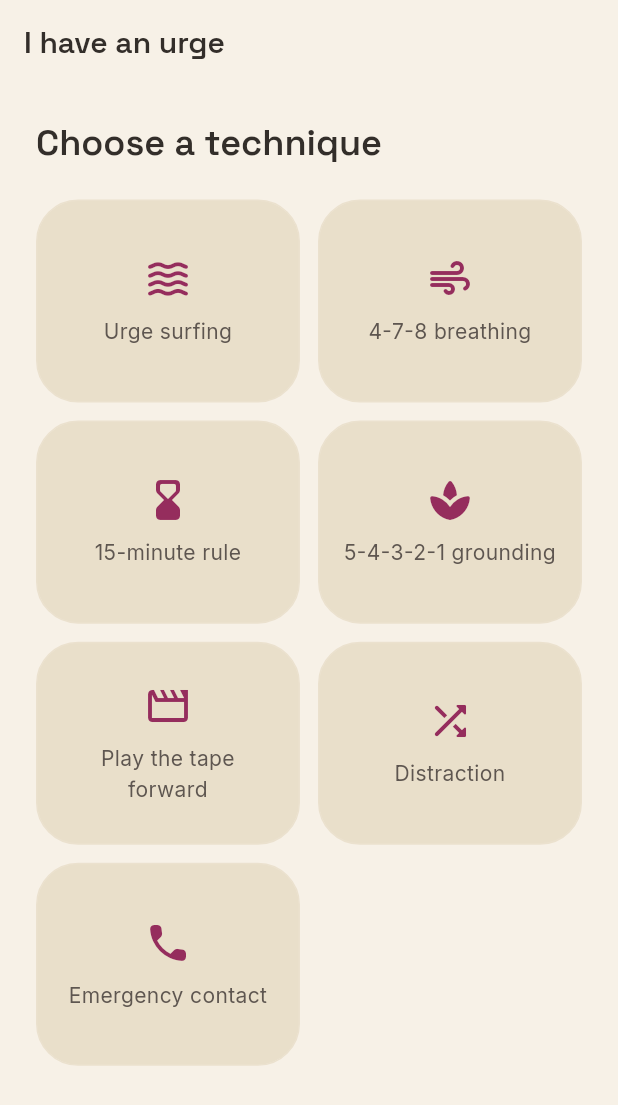
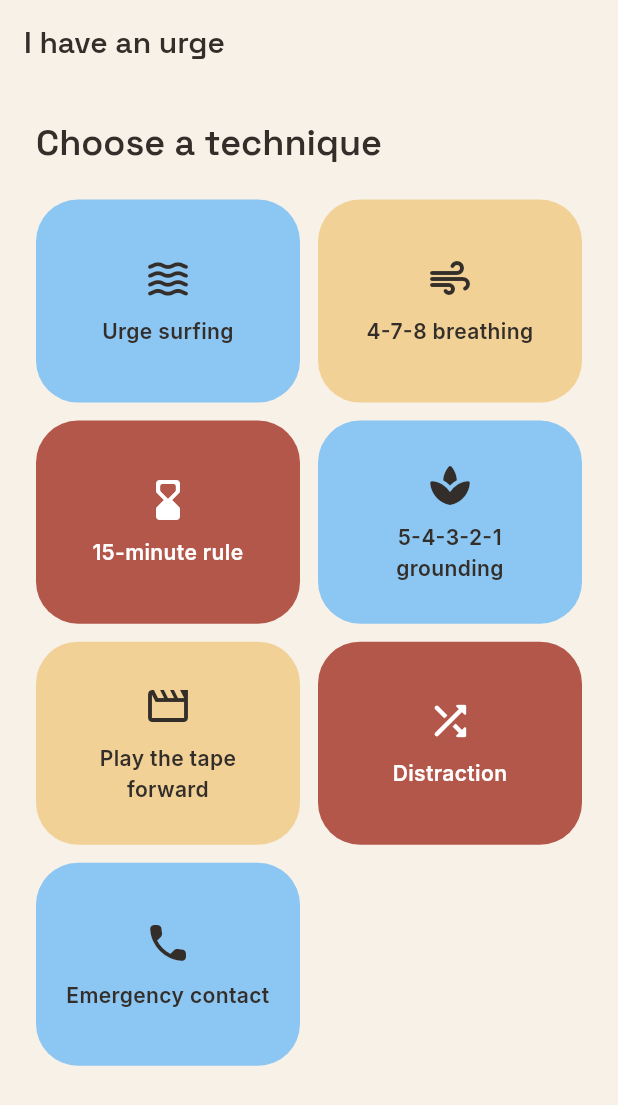
Before and after one commit to FeliceDesign/AbstinenzApp, a Flutter app: the UrgeFlowScreen screen opened by its route, after a tap on "Start", on a phone screen of 412 x 824 dp. Shown: the top 1105 px of the screen. Run offline on Flutter 3.47's test engine with Material 3 defaults, Android fonts, the phone set to English and light mode, and no system bars; our stand-ins replace drift, file_picker, fl_chart, flutter_local_notifications, flutter_riverpod, go_router and 6 more; accounts and stored records are empty; generated files the repository leaves out were written again.

Commit message:
feat(redesign): colour-field heroes across urge, motivation, stats, milestones
Extend the colour-field card system beyond the dashboard:
- Urge flow: the intensity value becomes a berry hero field (berry stays the
  urge flow's exclusive colour) with a white slider on top; the choose-
  technique tiles rotate through sky / gold / clay fields instead of a flat
  neutral grid.
- Motivation: why and consequence entries become warm colour fields — clay
  for a why, deep wine for a consequence — matching the dashboard why card,
  while keeping pin / reorder / edit interactions. Benefits stay a checklist.
- Stats: the check-in streak reads as a gold achievement field; observation
  cards stay neutral.
- Milestones: the next-milestone ring becomes a gold hero field with a berry
  progress ring, echoing the dashboard milestone card.

Co-Authored-By: Claude Opus 4.8 <noreply@anthropic.com>
Claude-Session: https://claude.ai/code/session_01CLB1Nq2VzSHM3p1oQy9DL1

```diff
--- a/lib/features/urge/presentation/urge_flow_screen.dart
+++ b/lib/features/urge/presentation/urge_flow_screen.dart
@@ -3,6 +3,7 @@ import 'package:flutter_riverpod/flutter_riverpod.dart';
 import 'package:go_router/go_router.dart';
 
 import '../../../core/theme/tokens.dart';
+import '../../../core/widgets/color_field_card.dart';
 import '../../../l10n/app_localizations.dart';
 import '../domain/urge_technique.dart';
 import 'techniques.dart';
@@ -107,6 +108,7 @@ class _IntensityStep extends StatelessWidget {
   Widget build(BuildContext context) {
     final l10n = AppLocalizations.of(context);
     final theme = Theme.of(context);
+    final Color faint = Colors.white.withValues(alpha: 0.75);
     return Column(
       mainAxisAlignment: MainAxisAlignment.center,
       children: [
@@ -115,13 +117,37 @@ class _IntensityStep extends StatelessWidget {
           textAlign: TextAlign.center,
           style: theme.textTheme.headlineMedium,
         ),
-        const SizedBox(height: AppSpacing.xxl),
+        const SizedBox(height: AppSpacing.xl),
+        // The intensity value is the one thing to see here — a berry hero
+        // field, the urge flow's exclusive colour, with the value huge in
+        // white and a white slider on top.
+        ColorFieldCard(
+          fill: AppColors.brandBerry,
+          padding: const EdgeInsets.fromLTRB(
+            AppSpacing.xl,
+            AppSpacing.xxl,
+            AppSpacing.xl,
+            AppSpacing.xl,
+          ),
+          child: Column(
+            children: [
               Text(
                 '$value',
                 style: theme.textTheme.displayLarge
-              ?.copyWith(color: theme.colorScheme.primary),
+                    ?.copyWith(color: Colors.white),
               ),
-        Slider(
+              const SizedBox(height: AppSpacing.sm),
+              SliderTheme(
+                data: SliderTheme.of(context).copyWith(
+                  activeTrackColor: Colors.white,
+                  inactiveTrackColor: Colors.white.withValues(alpha: 0.28),
+                  thumbColor: Colors.white,
+                  overlayColor: Colors.white.withValues(alpha: 0.20),
+                  valueIndicatorColor: Colors.white,
+                  valueIndicatorTextStyle:
+                      const TextStyle(color: AppColors.brandBerry),
+                ),
+                child: Slider(
                   value: value.toDouble(),
                   min: 1,
                   max: 10,
@@ -129,12 +155,22 @@ class _IntensityStep extends StatelessWidget {
                   label: '$value',
                   onChanged: (v) => onChanged(v.round()),
                 ),
+              ),
               Row(
                 mainAxisAlignment: MainAxisAlignment.spaceBetween,
                 children: [
-            Text(l10n.urgeScaleLow, style: theme.textTheme.bodySmall),
-            Text(l10n.urgeScaleHigh, style: theme.textTheme.bodySmall),
+                  Text(
+                    l10n.urgeScaleLow,
+                    style: theme.textTheme.bodySmall?.copyWith(color: faint),
+                  ),
+                  Text(
+                    l10n.urgeScaleHigh,
+                    style: theme.textTheme.bodySmall?.copyWith(color: faint),
+                  ),
                 ],
+              ),
+            ],
+          ),
         ),
         const SizedBox(height: AppSpacing.xxl),
         SizedBox(
@@ -175,10 +211,11 @@ class _ChooseTechnique extends StatelessWidget {
             crossAxisSpacing: AppSpacing.md,
             childAspectRatio: 1.3,
             children: [
-              for (final t in UrgeTechnique.values)
+              for (final (int i, UrgeTechnique t) in UrgeTechnique.values.indexed)
                 _TechniqueTile(
                   technique: t,
                   label: techniqueName(l10n, t),
+                  tone: _tileTones[i % _tileTones.length],
                   onTap: () => onSelected(t),
                 ),
             ],
@@ -189,42 +226,49 @@ class _ChooseTechnique extends StatelessWidget {
   }
 }
 
+/// (fill, on-fill) tone pairs the six technique tiles rotate through — enough
+/// variety that the grid reads as distinct tiles without each colour carrying
+/// meaning (per the style guide's note on the choose-technique screen).
+const List<(Color, Color)> _tileTones = <(Color, Color)>[
+  (AppColors.brandSky, AppColors.lightTextPrimary),
+  (AppColors.brandGold, AppColors.lightTextPrimary),
+  (AppColors.brandClay, Colors.white),
+];
+
 class _TechniqueTile extends StatelessWidget {
   const _TechniqueTile({
     required this.technique,
     required this.label,
+    required this.tone,
     required this.onTap,
   });
 
   final UrgeTechnique technique;
   final String label;
+  final (Color, Color) tone;
   final VoidCallback onTap;
 
   @override
   Widget build(BuildContext context) {
     final theme = Theme.of(context);
-    return InkWell(
+    final Color on = tone.$2;
+    return ColorFieldCard(
+      fill: tone.$1,
+      onFill: on,
       onTap: onTap,
-      borderRadius: BorderRadius.circular(AppRadius.lg),
-      child: Container(
-        decoration: BoxDecoration(
-          color: theme.colorScheme.surfaceContainer,
-          borderRadius: BorderRadius.circular(AppRadius.lg),
-          border: Border.all(color: theme.colorScheme.outlineVariant),
-        ),
       padding: const EdgeInsets.all(AppSpacing.lg),
       child: Column(
         mainAxisAlignment: MainAxisAlignment.center,
         children: [
-            Icon(technique.icon, size: 32, color: theme.colorScheme.primary),
+          Icon(technique.icon, size: 32, color: on),
           const SizedBox(height: AppSpacing.sm),
           Text(
             label,
             textAlign: TextAlign.center,
-              style: theme.textTheme.bodyMedium,
+            style: theme.textTheme.bodyMedium
+                ?.copyWith(color: on, fontWeight: FontWeight.w600),
           ),
         ],
-        ),
       ),
     );
   }
```
Also changed, not shown: lib/features/milestones/presentation/milestones_screen.dart (+15 -4 lines), lib/features/motivation/presentation/motivation_screen.dart (+36 -10 lines), lib/features/stats/presentation/stats_screen.dart (+9 -6 lines). Lines whose indentation alone changed are shown as unchanged.
